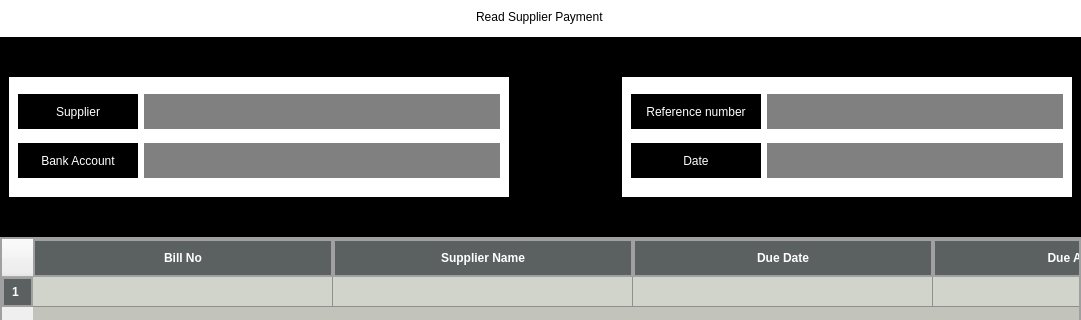
This is ReadSupplierPayment.ui in SujalMainali/Ledger-Logic as Qt 5 draws it before an edit; both pictures show x 0 to 1081 and y 103 to 423 of the 1081 by 696 pixel window. The edited form follows.
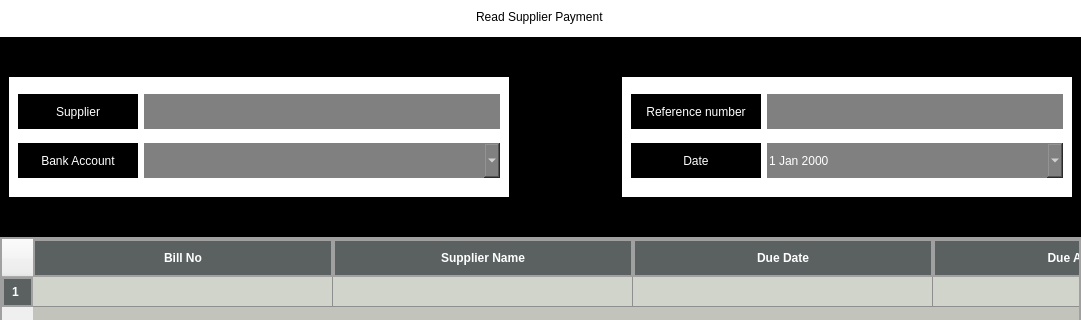
This is the edited form. Icons and pictures are not drawn.

Commit message: This is another large commit. The  Database connecting function is adjusted to Open the database once during the whole Lifetime of the program. Similarly, The CreateBill, Invoice and recording Payments are adjsted to produce proper Journal Entries when recorded. The Accounts are properly recorded with their opening balances in AccountBalances Table Upon their creation From Add Window.

```diff
--- a/ReadSupplierPayment.ui
+++ b/ReadSupplierPayment.ui
@@ -246,23 +246,8 @@
             </property>
            </widget>
           </item>
-          <item row="1" column="1">
-           <widget class="QLineEdit" name="BankAccountSpace">
-            <property name="minimumSize">
-             <size>
-              <width>0</width>
-              <height>35</height>
-             </size>
-            </property>
-            <property name="styleSheet">
-             <string notr="true">background-color:grey;
-color:white;
-font: 900 10pt &quot;Segoe UI Black&quot;;</string>
-            </property>
-           </widget>
-          </item>
           <item row="1" column="0">
-           <widget class="QLabel" name="BankAccount">
+           <widget class="QLabel" name="BankAccountLabel">
             <property name="minimumSize">
              <size>
               <width>120</width>
@@ -297,6 +282,21 @@
             </property>
            </widget>
           </item>
+          <item row="1" column="1">
+           <widget class="QComboBox" name="BankAccount">
+            <property name="minimumSize">
+             <size>
+              <width>0</width>
+              <height>35</height>
+             </size>
+            </property>
+            <property name="styleSheet">
+             <string notr="true">background-color:grey;
+color:white;
+font: 900 10pt &quot;Segoe UI Black&quot;;</string>
+            </property>
+           </widget>
+          </item>
          </layout>
         </widget>
        </item>
@@ -384,7 +384,7 @@
            </widget>
           </item>
           <item row="1" column="1">
-           <widget class="QLineEdit" name="DateSpace">
+           <widget class="QDateEdit" name="dateEdit">
             <property name="minimumSize">
              <size>
               <width>0</width>
@@ -396,6 +396,9 @@
 color:white;
 font: 900 10pt &quot;Segoe UI Black&quot;;</string>
             </property>
+            <property name="calendarPopup">
+             <bool>true</bool>
+            </property>
            </widget>
           </item>
          </layout>
```
Left out of the diff: 6 changed lines with no effect on the pictures. The commit also changes 25 other files.
